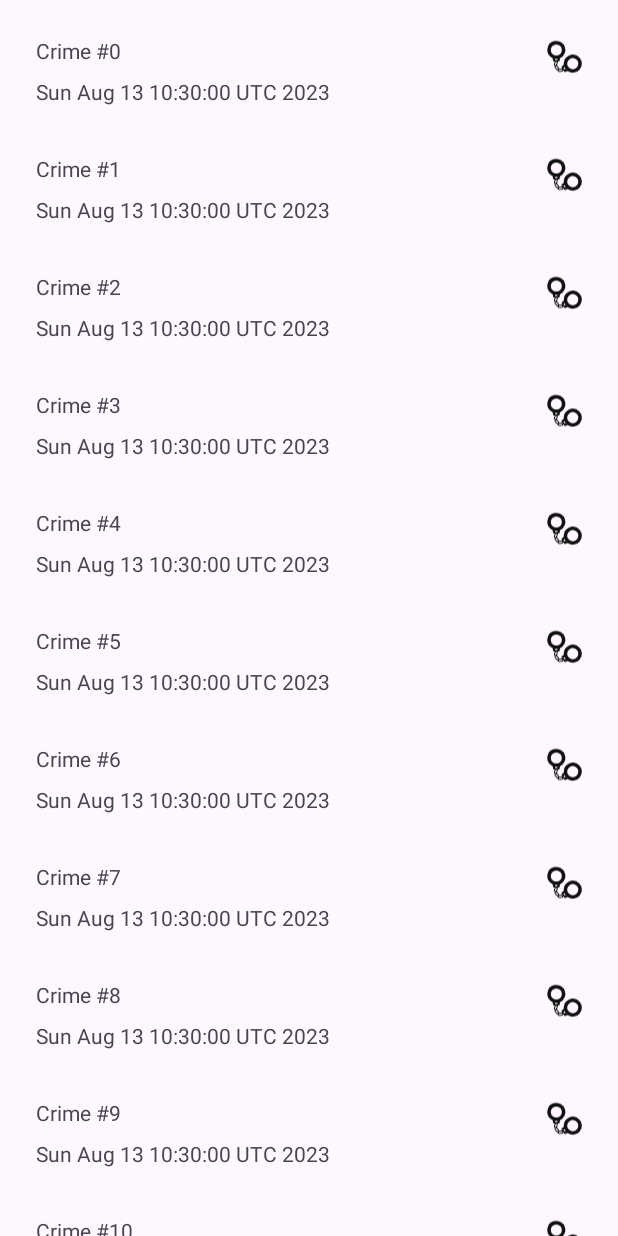
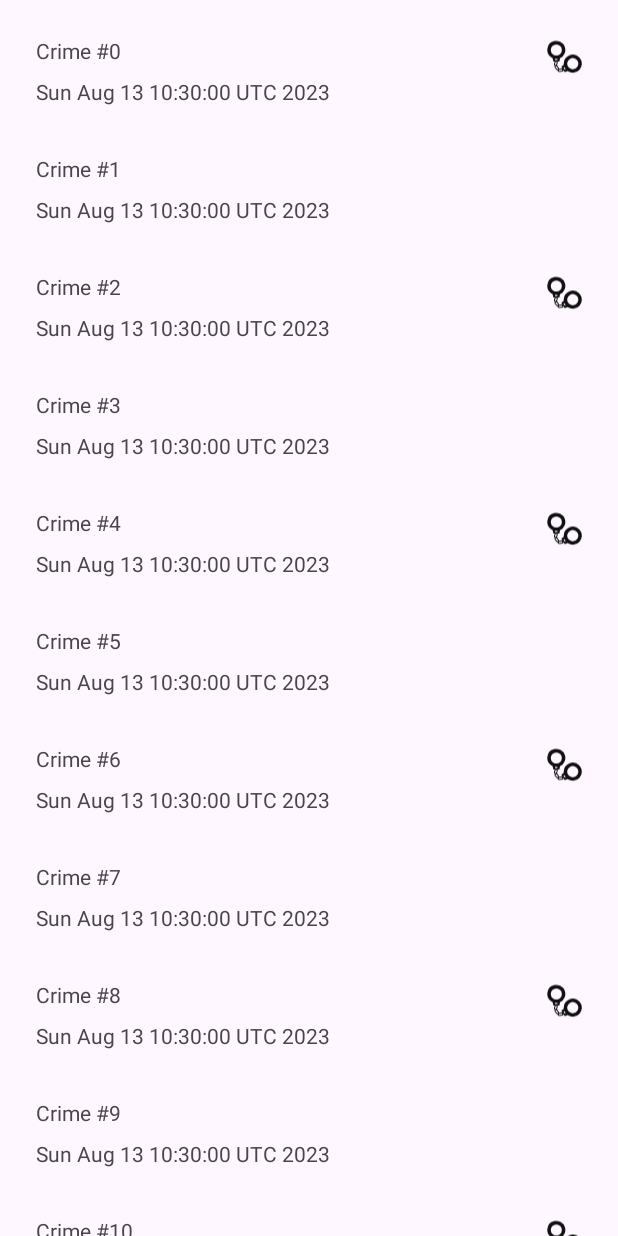
Before and after one commit to jakobakoba/CriminalIntent, an Android app: the screen it shows after launch (MainActivity), on a phone screen of 412 x 824 dp. Run offline under Robolectric (Android 15) with nearby library versions, the phone set to English and light mode, and no system bars.

Commit message:
changed id and visibility for image

```diff
--- a/app/src/main/java/com/bor96dev/criminalintent/CrimeListAdapter.kt
+++ b/app/src/main/java/com/bor96dev/criminalintent/CrimeListAdapter.kt
@@ -1,6 +1,7 @@
 package com.bor96dev.criminalintent
 
 import android.view.LayoutInflater
+import android.view.View
 import android.view.ViewGroup
 import android.widget.Toast
 import androidx.recyclerview.widget.RecyclerView
@@ -16,6 +17,7 @@ class CrimeListAdapter(private val crimes: List<Crime>) :
         fun bind(crime: Crime) {
             binding.crimeTitleRv.text = crime.title
             binding.crimeDateRv.text = crime.date.toString()
+            binding.crimeSolvedImg.visibility = if (crime.isSolved) View.VISIBLE else View.INVISIBLE
 
             binding.root.setOnClickListener {
                 Toast.makeText(binding.root.context, "${crime.title} clicked!", Toast.LENGTH_SHORT)
--- a/app/src/main/res/layout/list_item_crime.xml
+++ b/app/src/main/res/layout/list_item_crime.xml
@@ -15,7 +15,7 @@
         android:layout_marginStart="16dp"
         android:layout_marginTop="16dp"
         android:layout_marginEnd="8dp"
-        app:layout_constraintEnd_toStartOf="@+id/imageView"
+        app:layout_constraintEnd_toStartOf="@+id/crime_solved_img"
         app:layout_constraintStart_toStartOf="parent"
         app:layout_constraintTop_toTopOf="parent"
         tools:text="Crime Title" />
@@ -34,7 +34,7 @@
 
     <ImageView
         android:contentDescription="@string/contentdescription"
-        android:id="@+id/imageView"
+        android:id="@+id/crime_solved_img"
         android:layout_width="23dp"
         android:layout_height="wrap_content"
         android:layout_marginEnd="16dp"
```
